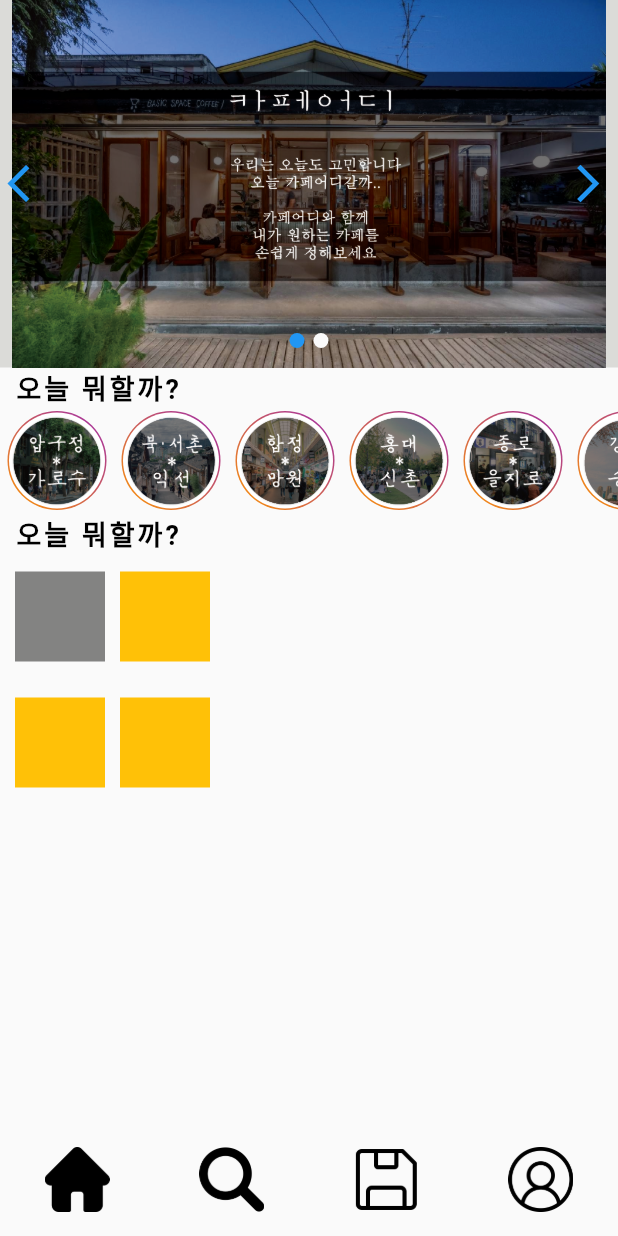
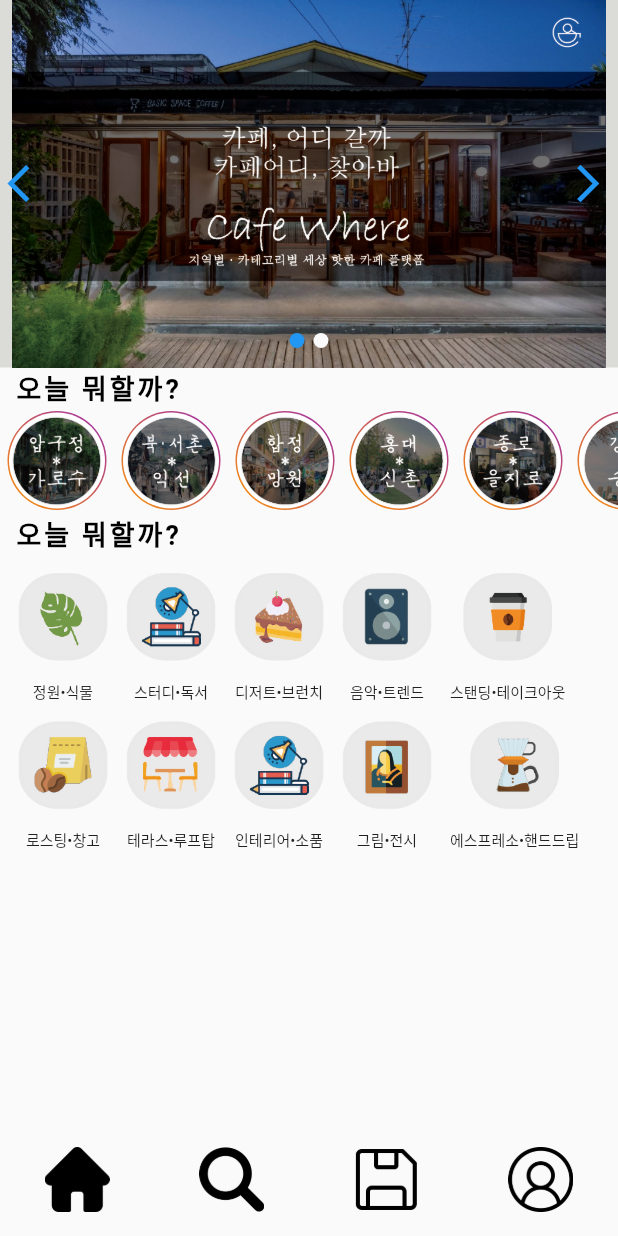
Before and after one commit to kimmj88/cafewhere, a Flutter app: the screen it shows after launch, on a phone screen of 412 x 824 dp. Run offline on Flutter 3.47's test engine with Material 2 defaults, Android fonts, the phone set to English and light mode, and no system bars; our stand-ins replace cached_network_image, flutter_swiper, get; Roboto replaces fonts that are missing (Batang).

Commit message:
make roundbutton to image

```diff
--- /dev/null
+++ b/lib/Roundbutton.dart
@@ -0,0 +1,31 @@
+import 'package:flutter/material.dart';
+import 'package:flutter/src/foundation/key.dart';
+import 'package:flutter/src/widgets/framework.dart';
+
+class RoundButton extends StatelessWidget {
+  String icon;
+  String title;
+  RoundButton(this.icon, this.title, {Key? key}) : super(key: key);
+
+  @override
+  Widget build(BuildContext context) {
+    return Column(
+      children: [
+        Container(
+          margin: EdgeInsets.symmetric(vertical: 12.0),
+          height: 60,
+          width: 60,
+          decoration: BoxDecoration(
+            image: DecorationImage(image: AssetImage(icon)),
+            shape: BoxShape.rectangle,
+            //color: Colors.amber,
+          ),
+        ),
+        Text(
+          title,
+          style: TextStyle(fontSize: 10),
+        )
+      ],
+    );
+  }
+}
--- a/lib/home.dart
+++ b/lib/home.dart
@@ -2,6 +2,7 @@ import 'package:flutter/material.dart';
 import 'package:flutter/src/foundation/key.dart';
 import 'package:flutter/src/widgets/framework.dart';
 import 'package:flutter_application_1/CircleButton.dart';
+import 'package:flutter_application_1/Roundbutton.dart';
 import 'package:flutter_swiper/flutter_swiper.dart';
 
 import 'package:get/get.dart';
@@ -12,8 +13,8 @@ import 'package:get/get.dart';
 // ];
 
 final List<String> imgList = [
+  'assets/images/main_home2.png',
   'assets/images/main_home.png',
-  'assets/images/main_home2.png',
 ];
 
 class Home extends StatelessWidget {
@@ -101,60 +102,32 @@ class Home extends StatelessWidget {
             ),
             Row(
               children: [
-                SizedBox(
-                  width: 10,
-                ),
-                Container(
-                  margin: EdgeInsets.symmetric(vertical: 12.0),
-                  height: 60,
-                  width: 60,
-                  decoration: BoxDecoration(
-                    shape: BoxShape.rectangle,
-                    color: Color.fromARGB(255, 131, 131, 130),
-                  ),
-                ),
-                SizedBox(
-                  width: 10,
-                ),
-                Container(
-                  margin: EdgeInsets.symmetric(vertical: 12.0),
-                  height: 60,
-                  width: 60,
-                  decoration: BoxDecoration(
-                    shape: BoxShape.rectangle,
-                    color: Colors.amber,
-                  ),
-                ),
+                SizedBox(width: 12),
+                RoundButton('assets/images/garden_plant.png', '정원•식물'),
+                SizedBox(width: 12),
+                RoundButton('assets/images/study_round.png', '스터디•독서'),
+                SizedBox(width: 12),
+                RoundButton('assets/images/dessrt.png', '디저트•브런치'),
+                SizedBox(width: 12),
+                RoundButton('assets/images/music_trend.png', '음악•트렌드'),
+                SizedBox(width: 12),
+                RoundButton('assets/images/takeout.png', '스탠딩•테이크아웃'),
               ],
             ),
             Row(
               children: [
-                SizedBox(
-                  width: 10,
-                ),
-                Container(
-                  margin: EdgeInsets.symmetric(vertical: 12.0),
-                  height: 60,
-                  width: 60,
-                  decoration: BoxDecoration(
-                    shape: BoxShape.rectangle,
-                    color: Colors.amber,
-                  ),
-                ),
-                SizedBox(
-                  width: 10,
-                ),
-                Container(
-                  margin: EdgeInsets.symmetric(vertical: 12.0),
-                  height: 60,
-                  width: 60,
-                  decoration: BoxDecoration(
-                    shape: BoxShape.rectangle,
-                    color: Colors.amber,
-                  ),
-                ),
+                SizedBox(width: 12),
+                RoundButton('assets/images/grage.png', '로스팅•창고'),
+                SizedBox(width: 12),
+                RoundButton('assets/images/rooftop.png', '테라스•루프탑'),
+                SizedBox(width: 12),
+                RoundButton('assets/images/study_round.png', '인테리어•소품'),
+                SizedBox(width: 12),
+                RoundButton('assets/images/picture_concert.png', '그림•전시'),
+                SizedBox(width: 12),
+                RoundButton('assets/images/expresso.png', '에스프레소•핸드드립'),
               ],
-            )
+            ),
           ],
         ),
       ),
```
Also changed, not shown: assets/images/dessrt.png (added), assets/images/expresso.png (added), assets/images/garden_plant.png (added), assets/images/grage.png (added), assets/images/music_trend.png (added), assets/images/picture_concert.png (added), assets/images/rooftop.png (added), assets/images/study_round.png (added), assets/images/takeout.png (added), assets/music_trend.png (added).
